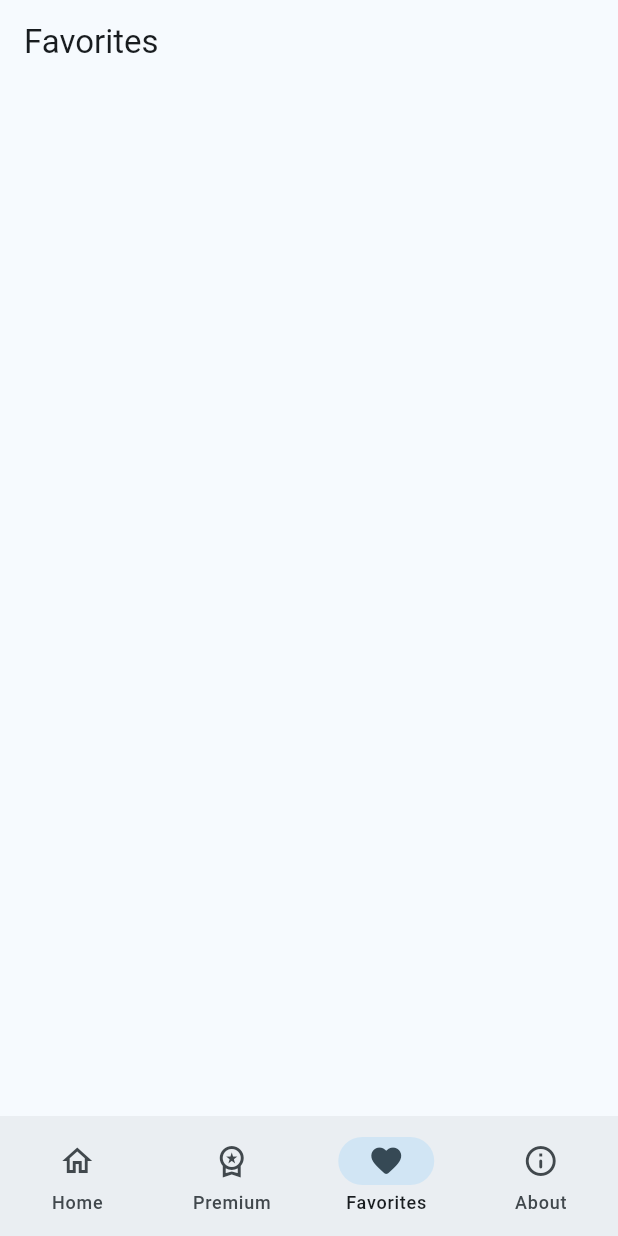
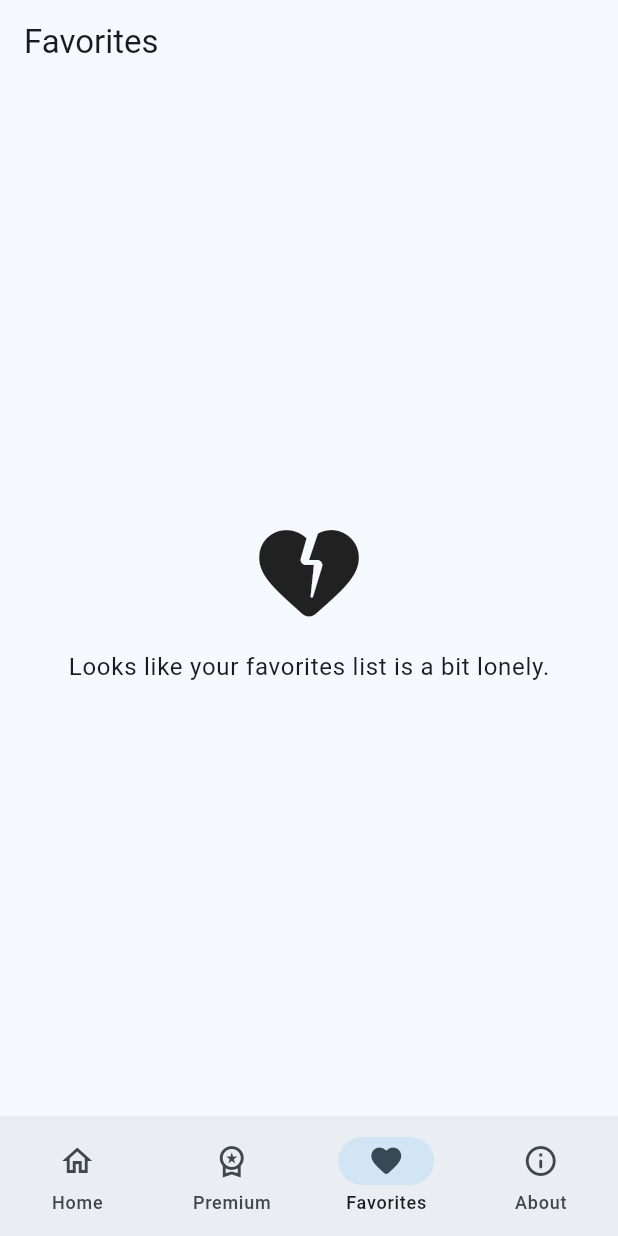
Before and after one commit to avizitRX/house_design_3d, a Flutter app: the screen it shows after launch, item 3 of the bottom bar chosen, on a phone screen of 412 x 824 dp. Run offline on Flutter 3.47's test engine with Material 3 defaults, Android fonts, the light colour scheme and no system bars; our stand-ins replace banner_carousel, cached_network_image, flutter_dotenv, image_gallery_saver, infinite_carousel, internet_connection_checker_plus and 4 more; missing offline and left inert: api_cache_manager, dart:ffi.

Commit message:
feat: empty favorite list handle

```diff
--- a/lib/screen/favorites.dart
+++ b/lib/screen/favorites.dart
@@ -36,7 +36,7 @@ class _FavoritesState extends State<Favorites> {
                 ? const Center(
                     child: CircularProgressIndicator(),
                   )
-                : Column(
+                : Stack(
                     children: [
                       Expanded(
                         child: GridView.builder(
@@ -80,6 +80,29 @@ class _FavoritesState extends State<Favorites> {
                           },
                         ),
                       ),
+
+                      // If there is no favorite item
+                      favoriteProvider.favoriteImages.isEmpty
+                          ? Center(
+                              child: Column(
+                                mainAxisAlignment: MainAxisAlignment.center,
+                                children: [
+                                  const Icon(
+                                    Icons.heart_broken_rounded,
+                                    size: 80,
+                                  ),
+                                  const SizedBox(
+                                    height: 10,
+                                  ),
+                                  Text(
+                                      "Looks like your favorites list is a bit lonely.",
+                                      style: Theme.of(context)
+                                          .textTheme
+                                          .bodyLarge),
+                                ],
+                              ),
+                            )
+                          : Container(),
                     ],
                   );
           },
```
